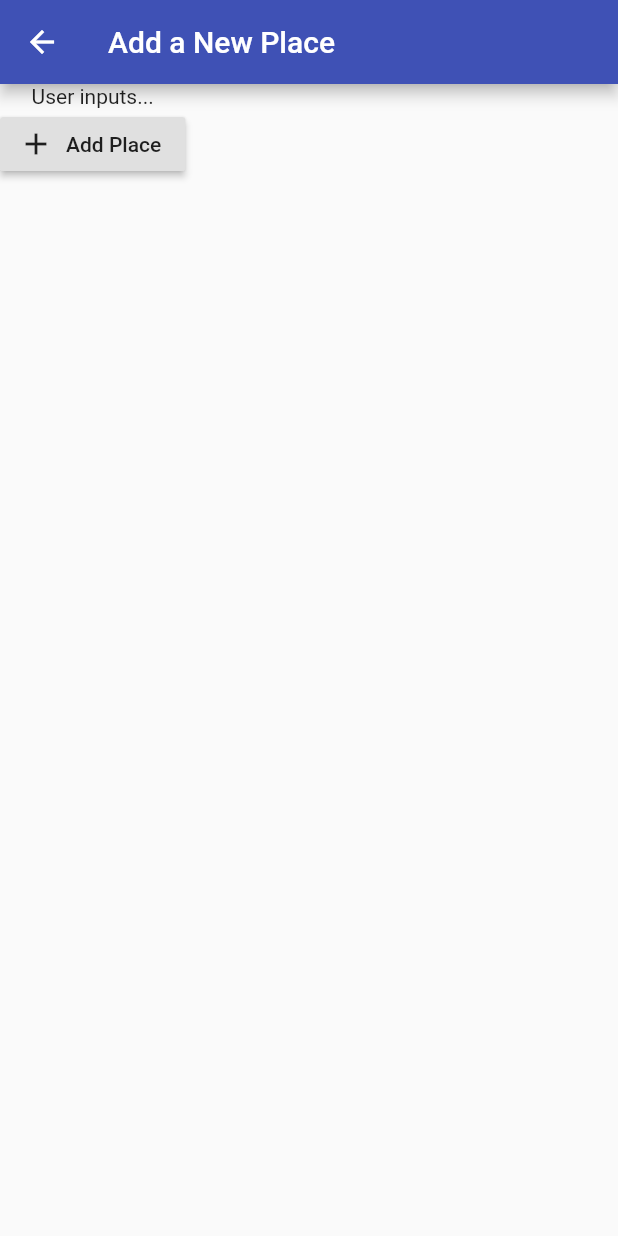
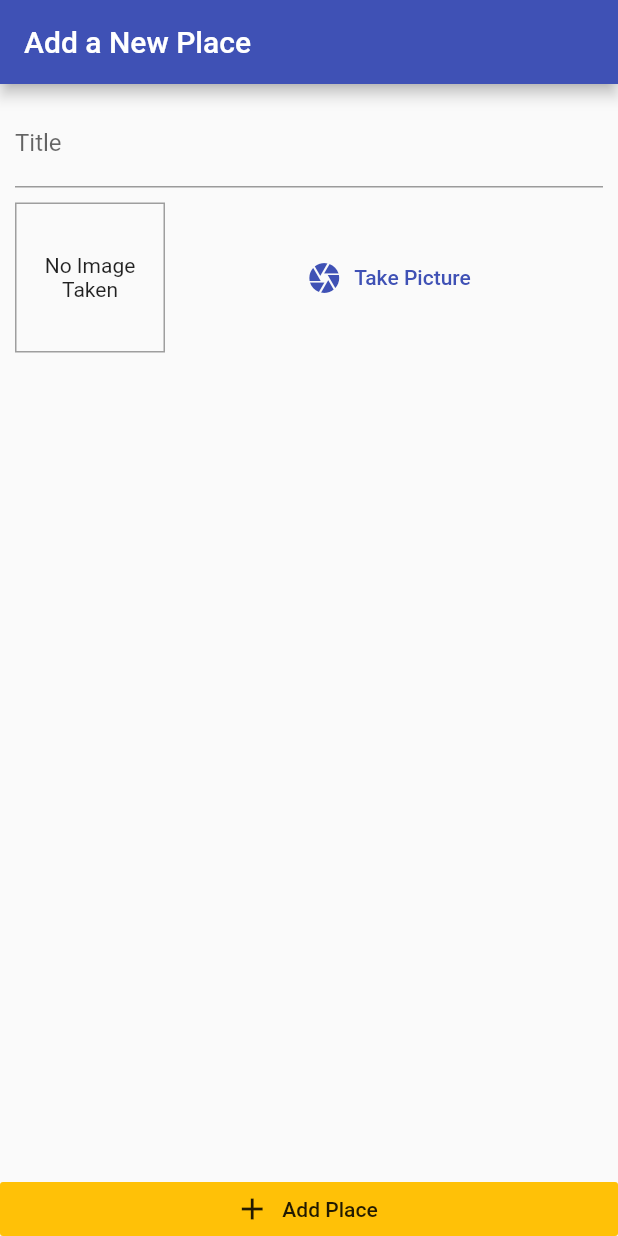
Before and after one commit to jonasreycian/snap_n_go, a Flutter app: the AddPlaceScreen screen opened directly, on a phone screen of 412 x 824 dp. Run offline on Flutter 3.47's test engine with Material 2 defaults, Android fonts, the phone set to English and light mode, and no system bars.

Commit message:
Done adding place screen

```diff
--- a/lib/main.dart
+++ b/lib/main.dart
@@ -1,5 +1,6 @@
 import 'package:flutter/material.dart';
 import 'package:provider/provider.dart';
+import 'package:snap_n_go/screens/add_place_screen.dart';
 
 import './screens/places_list_screen.dart';
 import './providers/great_places.dart';
@@ -19,6 +20,9 @@ class MyApp extends StatelessWidget {
           accentColor: Colors.amber,
         ),
         home: PlacesListScreen(),
+        routes: {
+          AddPlaceScreen.routeName: (ctx) => AddPlaceScreen(),
+        },
       ),
     );
   }
--- a/lib/screens/add_place_screen.dart
+++ b/lib/screens/add_place_screen.dart
@@ -1,4 +1,5 @@
 import 'package:flutter/material.dart';
+import 'package:snap_n_go/widgets/image_input.dart';
 
 class AddPlaceScreen extends StatefulWidget {
   static const routeName = '/add-place';
@@ -7,6 +8,8 @@ class AddPlaceScreen extends StatefulWidget {
 }
 
 class _AddPlaceScreenState extends State<AddPlaceScreen> {
+  final _titleController = TextEditingController();
+
   @override
   Widget build(BuildContext context) {
     return Scaffold(
@@ -14,12 +17,34 @@ class _AddPlaceScreenState extends State<AddPlaceScreen> {
         title: Text('Add a New Place'),
       ),
       body: Column(
+        crossAxisAlignment: CrossAxisAlignment.stretch,
         children: <Widget>[
-          Text('User inputs...'),
+          Expanded(
+            child: SingleChildScrollView(
+              child: Padding(
+                padding: const EdgeInsets.all(10.0),
+                child: Column(
+                  children: <Widget>[
+                    TextField(
+                      decoration: InputDecoration(labelText: 'Title'),
+                      controller: _titleController,
+                    ),
+                    SizedBox(
+                      height: 10,
+                    ),
+                    ImageInput(),
+                  ],
+                ),
+              ),
+            ),
+          ),
           RaisedButton.icon(
             icon: Icon(Icons.add),
             label: Text('Add Place'),
-            onPressed: (){},
+            onPressed: () {},
+            elevation: 0,
+            materialTapTargetSize: MaterialTapTargetSize.shrinkWrap,
+            color: Theme.of(context).accentColor,
           )
         ],
       ),
--- a/lib/screens/places_list_screen.dart
+++ b/lib/screens/places_list_screen.dart
@@ -1,4 +1,5 @@
 import 'package:flutter/material.dart';
+import 'package:snap_n_go/screens/add_place_screen.dart';
 
 class PlacesListScreen extends StatelessWidget {
   @override
@@ -9,7 +10,9 @@ class PlacesListScreen extends StatelessWidget {
         actions: <Widget>[
           IconButton(
             icon: Icon(Icons.add),
-            onPressed: () {},
+            onPressed: () {
+              Navigator.of(context).pushNamed(AddPlaceScreen.routeName);
+            },
           )
         ],
       ),
--- /dev/null
+++ b/lib/widgets/image_input.dart
@@ -0,0 +1,48 @@
+import 'dart:io';
+
+import 'package:flutter/material.dart';
+
+class ImageInput extends StatefulWidget {
+  @override
+  _ImageInputState createState() => _ImageInputState();
+}
+
+class _ImageInputState extends State<ImageInput> {
+  File _storedImage;
+
+  @override
+  Widget build(BuildContext context) {
+    return Row(
+      children: <Widget>[
+        Container(
+          width: 100,
+          height: 100,
+          decoration:
+              BoxDecoration(border: Border.all(width: 1, color: Colors.grey)),
+          child: _storedImage != null
+              ? Image.file(
+                  _storedImage,
+                  fit: BoxFit.cover,
+                  width: double.infinity,
+                )
+              : Text(
+                  'No Image Taken',
+                  textAlign: TextAlign.center,
+                ),
+          alignment: Alignment.center,
+        ),
+        SizedBox(
+          width: 10,
+        ),
+        Expanded(
+          child: FlatButton.icon(
+            onPressed: () {},
+            icon: Icon(Icons.camera),
+            label: Text('Take Picture'),
+            textColor: Theme.of(context).primaryColor,
+          ),
+        )
+      ],
+    );
+  }
+}
```
